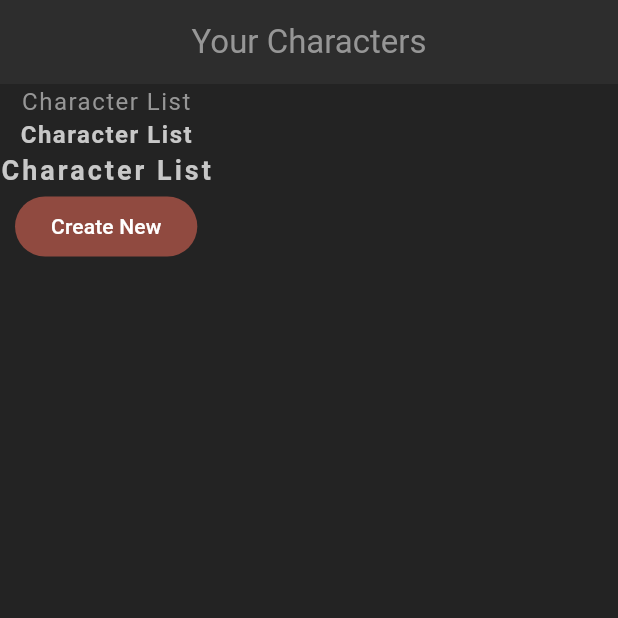
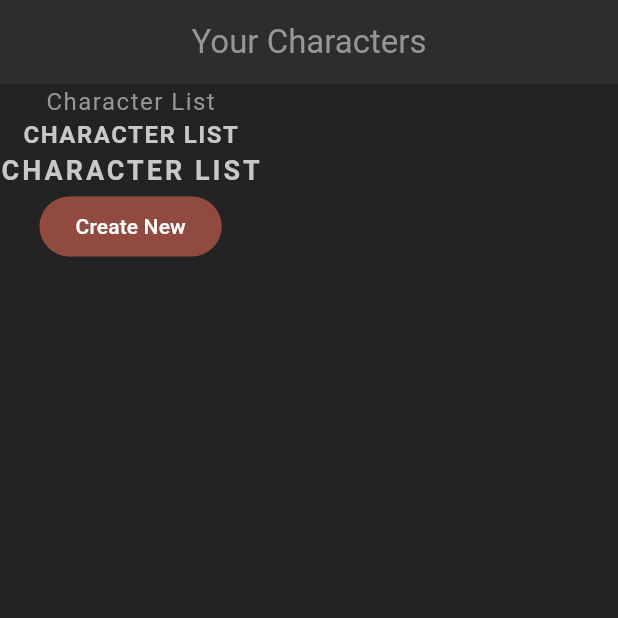
Before and after one commit to Randycullins08/flutter_rpg, a Flutter app: the screen it shows after launch, on a phone screen of 412 x 824 dp, the top half of it. Run offline on Flutter 3.47's test engine with Material 3 defaults, Android fonts, the phone set to English and light mode, and no system bars.

Commit message:
reusable styled text widgets

```diff
--- a/lib/screens/home/home.dart
+++ b/lib/screens/home/home.dart
@@ -1,4 +1,6 @@
 import 'package:flutter/material.dart';
+
+import 'package:flutter_rpg/shared/styled_text.dart';
 
 class Home extends StatefulWidget {
   const Home({super.key});
@@ -17,14 +19,12 @@ class _HomeState extends State<Home> {
       ),
       body: Column(
         children: [
-          const Text("Character List"),
-          Text(
+          const StyledText("Character List"),
+          const StyledHeading(
             'Character List',
-            style: Theme.of(context).textTheme.headlineMedium,
           ),
-          Text(
+          const StyledTitle(
             'Character List',
-            style: Theme.of(context).textTheme.titleMedium,
           ),
           FilledButton(onPressed: () {}, child: const Text("Create New"))
         ],
--- /dev/null
+++ b/lib/shared/styled_text.dart
@@ -0,0 +1,43 @@
+import 'package:flutter/material.dart';
+
+class StyledText extends StatelessWidget {
+  const StyledText(this.text, {super.key});
+
+  final String text;
+
+  @override
+  Widget build(BuildContext context) {
+    return Text(
+      text,
+      style: Theme.of(context).textTheme.bodyMedium,
+    );
+  }
+}
+
+class StyledHeading extends StatelessWidget {
+  const StyledHeading(this.text, {super.key});
+
+  final String text;
+
+  @override
+  Widget build(BuildContext context) {
+    return Text(
+      text.toUpperCase(),
+      style: Theme.of(context).textTheme.headlineMedium,
+    );
+  }
+}
+
+class StyledTitle extends StatelessWidget {
+  const StyledTitle(this.text, {super.key});
+
+  final String text;
+
+  @override
+  Widget build(BuildContext context) {
+    return Text(
+      text.toUpperCase(),
+      style: Theme.of(context).textTheme.titleMedium,
+    );
+  }
+}
```
